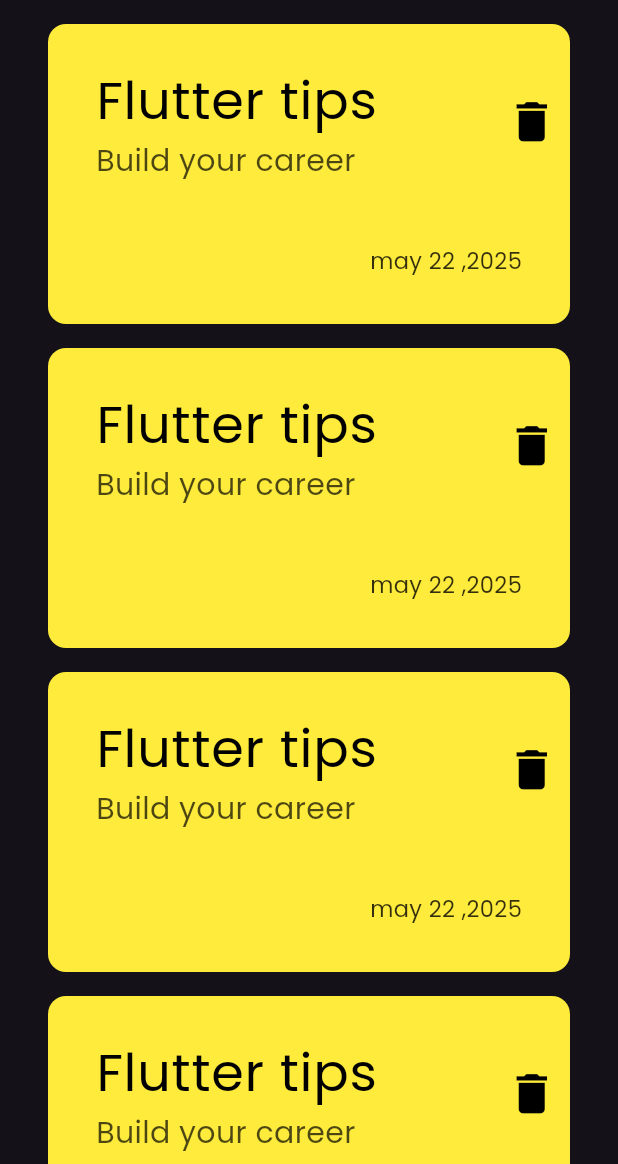
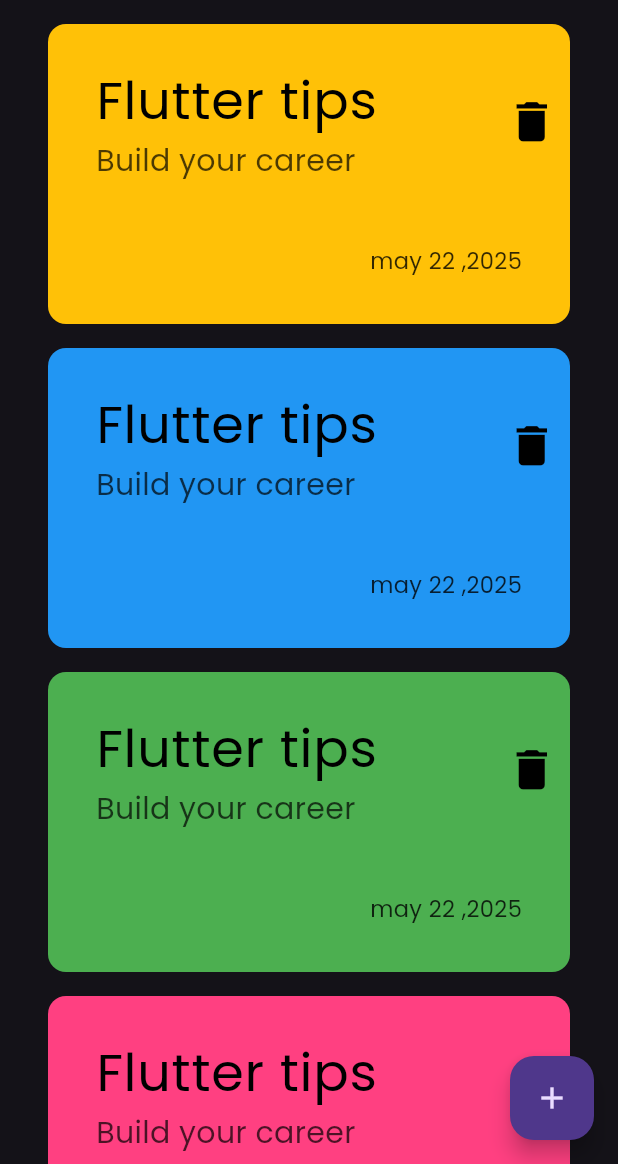
Before and after one commit to moshehata7/note_app, a Flutter app: the screen it shows after launch, on a phone screen of 412 x 824 dp, the part 72-1236 px from its top. Run offline on Flutter 3.47's test engine with Material 3 defaults, Android fonts, the phone set to English and light mode, and no system bars.

Commit message:
add floating action button and list of colors of item

```diff
--- a/lib/views/note_view.dart
+++ b/lib/views/note_view.dart
@@ -8,6 +8,7 @@ class NoteView extends StatelessWidget {
   @override
   Widget build(BuildContext context) {
     return Scaffold(
+      floatingActionButton: FloatingActionButton(onPressed: (){},child: Icon(Icons.add),),
       appBar: AppBar(title: Text("Notes"), actions: [CustomSearchIcon()]),
       body:NoteViewBody()
     );
--- a/lib/widgets/note_item.dart
+++ b/lib/widgets/note_item.dart
@@ -1,16 +1,17 @@
 import 'package:flutter/material.dart';
 
 class NoteItem extends StatelessWidget {
-  const NoteItem({super.key});
+  const NoteItem({super.key, required this.color});
+  final Color color;
 
   @override
   Widget build(BuildContext context) {
     return Padding(
-      padding: const EdgeInsets.symmetric(horizontal: 32,vertical: 8),
+      padding: const EdgeInsets.symmetric(horizontal: 32, vertical: 8),
       child: Container(
         height: 200,
         decoration: BoxDecoration(
-          color: Colors.yellow,
+          color: color,
           borderRadius: BorderRadius.circular(12),
         ),
         child: Column(
@@ -18,14 +19,17 @@ class NoteItem extends StatelessWidget {
           crossAxisAlignment: CrossAxisAlignment.end,
           children: [
             ListTile(
-              contentPadding: EdgeInsets.only(left: 32 ,top: 16),
+              contentPadding: EdgeInsets.only(left: 32, top: 16),
               title: Text(
                 "Flutter tips",
                 style: TextStyle(fontSize: 35, color: Colors.black),
               ),
               subtitle: Text(
                 "Build your career",
-                style: TextStyle(fontSize: 20, color: Colors.black.withOpacity(0.7)),
+                style: TextStyle(
+                  fontSize: 20,
+                  color: Colors.black.withOpacity(0.7),
+                ),
               ),
               trailing: IconButton(
                 onPressed: () {},
@@ -34,8 +38,14 @@ class NoteItem extends StatelessWidget {
             ),
             Padding(
               padding: const EdgeInsets.all(32),
-              child: Text("may 22 ,2025",style: TextStyle(fontSize: 15, color: Colors.black.withOpacity(.8)),),
-            )
+              child: Text(
+                "may 22 ,2025",
+                style: TextStyle(
+                  fontSize: 15,
+                  color: Colors.black.withOpacity(.8),
+                ),
+              ),
+            ),
           ],
         ),
       ),
--- a/lib/widgets/note_view_body.dart
+++ b/lib/widgets/note_view_body.dart
@@ -3,13 +3,19 @@ import 'package:note_app/widgets/note_item.dart';
 
 class NoteViewBody extends StatelessWidget {
   const NoteViewBody({super.key});
-
+  final List colors =const [
+    Colors.amber,
+    Colors.blue ,
+    Colors.green,
+    Colors.pinkAccent
+      ];
   @override
   Widget build(BuildContext context) {
     return ListView.builder(
-        itemBuilder: (context, index) {
-          return NoteItem();
-        },
-      );
+      itemCount: colors.length,
+      itemBuilder: (context, index) {
+        return NoteItem(color: colors[index]);
+      },
+    );
   }
 }
```
